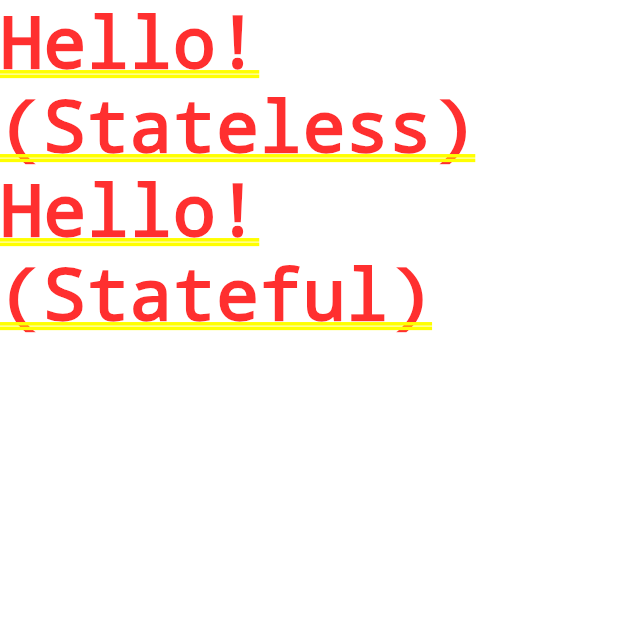
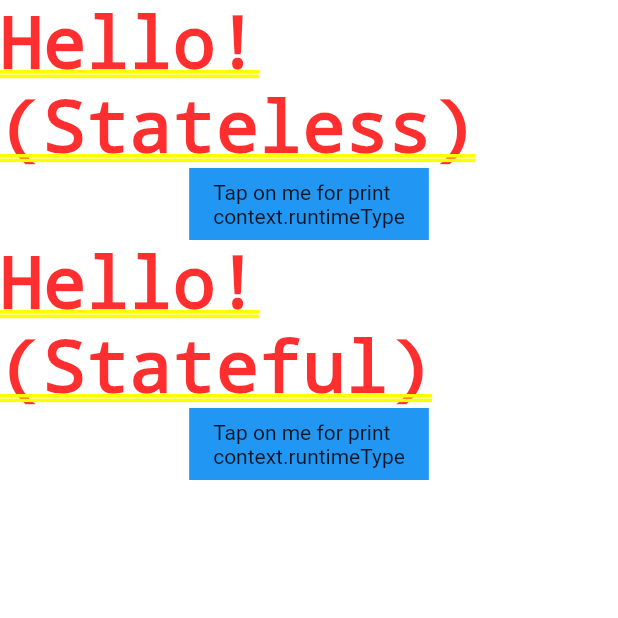
Before and after one commit to vrg18/surf-flutter, a Flutter app: the screen it shows after launch, on a phone screen of 412 x 824 dp, the top half of it. Run offline on Flutter 3.47's test engine with Material 2 defaults, Android fonts, the phone set to English and light mode, and no system bars.

Commit message:
3-5 what is context?

```diff
--- a/lib/MyFirstStatefulWidget.dart
+++ b/lib/MyFirstStatefulWidget.dart
@@ -1,4 +1,5 @@
 import 'package:flutter/cupertino.dart';
+import 'package:flutter/material.dart';
 
 class MyFirstStatefulWidget extends StatefulWidget {
 
@@ -8,16 +9,32 @@ class MyFirstStatefulWidget extends StatefulWidget {
 
 class _MyFirstStatefulWidgetState extends State<MyFirstStatefulWidget> {
   int _count = 0;
+  late BuildContext _context;
 
   _MyFirstStatefulWidgetState();
 
   @override
   Widget build(BuildContext context) {
+    this._context = context;
     print('Stateful: ${++_count}');
     return Container(
-      child: Center(
-        child: Text('Hello! (Stateful)'),
-      ),
-    );
+        child: Column(
+          children: [
+            Text('Hello! (Stateful)'),
+            Container(
+              color: Colors.blue,
+              child: MaterialButton(
+                child: Text('Tap on me for print\ncontext.runtimeType'),
+                onPressed: () {
+                  print(_getContextRuntimeType());
+                },
+              ),
+            )
+          ],
+        ));
+  }
+
+  Type _getContextRuntimeType() {
+    return _context.runtimeType;
   }
 }
--- a/lib/MyFirstStatelessWidget.dart
+++ b/lib/MyFirstStatelessWidget.dart
@@ -1,15 +1,32 @@
 import 'package:flutter/cupertino.dart';
+import 'package:flutter/material.dart';
 
 class MyFirstStatelessWidget extends StatelessWidget {
   int _count = 0;
+  late BuildContext _context;
 
   @override
   Widget build(BuildContext context) {
+    this._context = context;
     print('Stateless: ${++_count}');
     return Container(
-      child: Center(
-        child: Text('Hello! (Stateless)'),
-      ),
-    );
+        child: Column(
+      children: [
+        Text('Hello! (Stateless)'),
+        Container(
+          color: Colors.blue,
+          child: MaterialButton(
+            child: Text('Tap on me for print\ncontext.runtimeType'),
+            onPressed: () {
+              print(_getContextRuntimeType());
+            },
+          ),
+        )
+      ],
+    ));
+  }
+
+  Type _getContextRuntimeType() {
+    return _context.runtimeType;
   }
 }
--- a/lib/main.dart
+++ b/lib/main.dart
@@ -4,7 +4,19 @@ import 'MyFirstStatefulWidget.dart';
 import 'MyFirstStatelessWidget.dart';
 
 void main() {
-  runApp(MyApp());
+  runApp(App());
+}
+
+class App extends StatelessWidget {
+  @override
+  Widget build(BuildContext context) {
+    return MaterialApp(
+        title: 'Surf 3-5',
+        home: new Column(children: [
+          MyFirstStatelessWidget(),
+          MyFirstStatefulWidget(),
+        ]));
+  }
 }
 
 class MyApp extends StatelessWidget {
```
